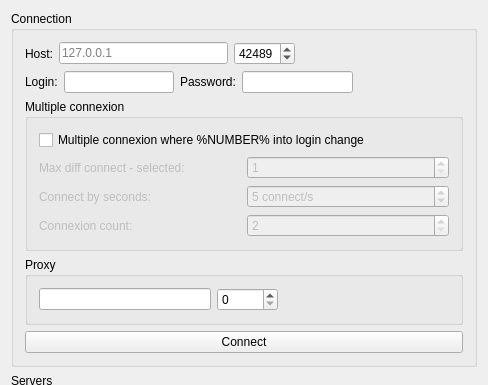
Before: the Qt Designer form tools/bot-connection/MainWindow.ui in alphaonex86/CatchChallenger, drawn with Qt 5; both pictures show x 0 to 488 and y 0 to 385 of the 488 by 922 pixel window.
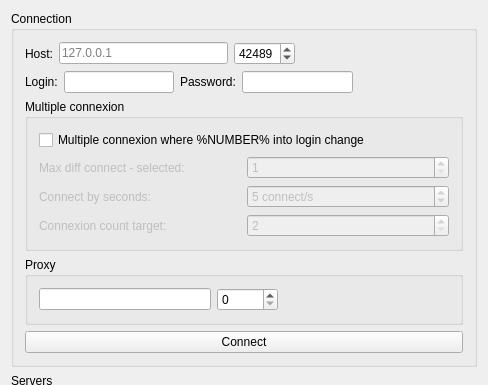
After: the same form once the commit is applied.

```diff
--- a/tools/bot-connection/MainWindow.ui
+++ b/tools/bot-connection/MainWindow.ui
@@ -7,7 +7,7 @@
     <x>0</x>
     <y>0</y>
     <width>488</width>
-    <height>759</height>
+    <height>904</height>
    </rect>
   </property>
   <property name="windowTitle">
@@ -187,7 +187,7 @@
                <bool>false</bool>
               </property>
               <property name="text">
-               <string>Connexion count:</string>
+               <string>Connexion count target:</string>
               </property>
              </widget>
             </item>
```
Left out of the diff: 4 changed lines with no effect on the pictures.
